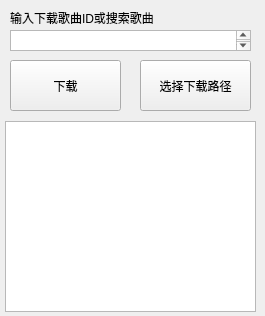
Above: Form.ui from ForgetMelody/MusicDownloader before the change. Below: the same form after it.
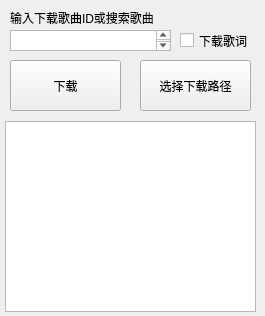
That is the form after the change.

Commit message: add Download Lyric fun

The edit to the form file:
```diff
--- a/Form.ui
+++ b/Form.ui
@@ -47,7 +47,7 @@
     <rect>
      <x>10</x>
      <y>30</y>
-     <width>241</width>
+     <width>161</width>
      <height>21</height>
     </rect>
    </property>
@@ -84,6 +84,19 @@
     <enum>QFrame::Sunken</enum>
    </property>
   </widget>
+  <widget class="QCheckBox" name="checkBox">
+   <property name="geometry">
+    <rect>
+     <x>180</x>
+     <y>30</y>
+     <width>71</width>
+     <height>21</height>
+    </rect>
+   </property>
+   <property name="text">
+    <string>下载歌词</string>
+   </property>
+  </widget>
  </widget>
  <resources/>
  <connections>
```
The commit also changes 2 other files.
